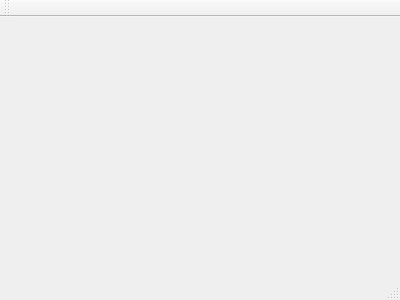
Above: CNN_GUI/cnnviewer.ui from ENGN2912B-2016/CNN-B before the change. Below: the same form after it.
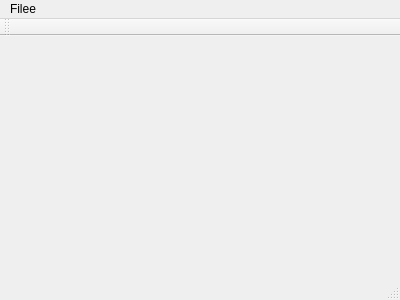
That is the form after the change.

The edit to the form file:
```diff
--- a/CNN_GUI/cnnviewer.ui
+++ b/CNN_GUI/cnnviewer.ui
@@ -23,6 +23,14 @@
      <height>19</height>
     </rect>
    </property>
+   <widget class="QMenu" name="menuFile">
+    <property name="title">
+     <string>Filee</string>
+    </property>
+    <addaction name="actionOpen"/>
+    <addaction name="actionSave"/>
+   </widget>
+   <addaction name="menuFile"/>
   </widget>
   <widget class="QToolBar" name="mainToolBar">
    <attribute name="toolBarArea">
```
Left out of the diff: 10 changed lines with no effect on the pictures.
